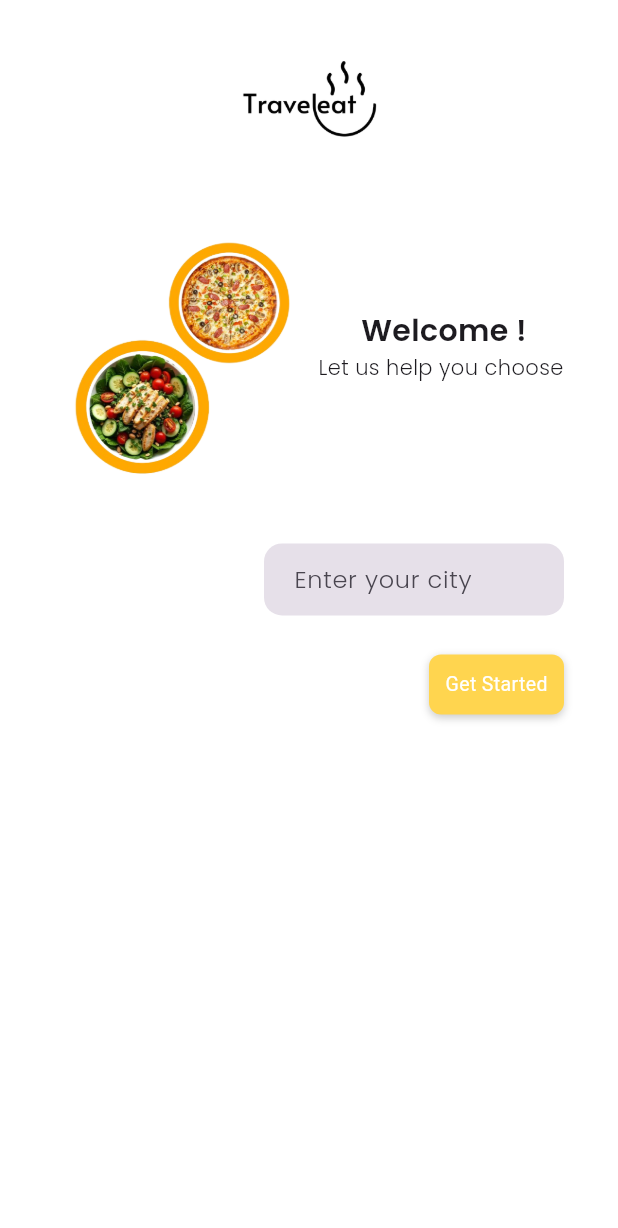
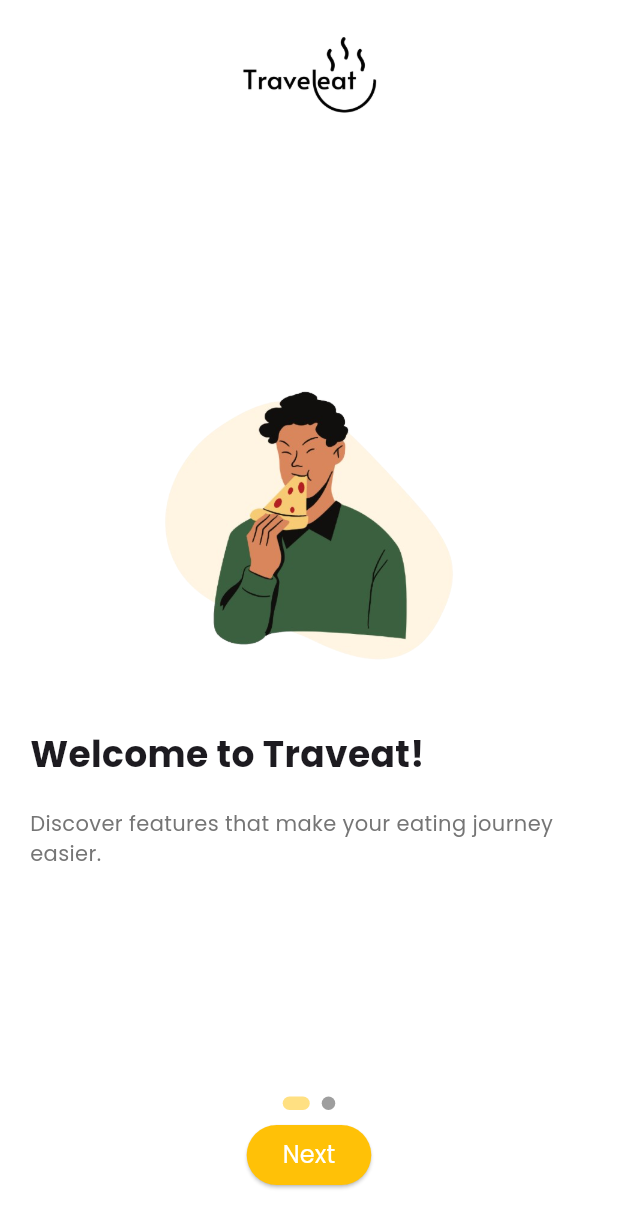
Before and after one commit to yawlive/damproject2, a Flutter app: the screen it shows after launch, on a phone screen of 412 x 824 dp. Shown: the top 1228 px of the screen. Run offline on Flutter 3.47's test engine with Material 3 defaults, Android fonts, the phone set to English and light mode, and no system bars; drawn by our look-alikes of dots_indicator; our stand-ins replace carousel_slider, get, google_fonts, line_awesome_flutter.

Commit message:
rahmas update

```diff
--- /dev/null
+++ b/lib/OnboardingScreens.dart
@@ -0,0 +1,279 @@
+import 'package:flutter/material.dart';
+import 'package:dots_indicator/dots_indicator.dart';
+import 'package:google_fonts/google_fonts.dart';
+import 'package:http/http.dart' as http;
+import 'dart:convert';
+import 'navigation/BasePage.dart';
+
+class OnboardingScreens extends StatefulWidget {
+  const OnboardingScreens({super.key});
+
+  @override
+  State<OnboardingScreens> createState() => _OnboardingScreensState();
+}
+
+class _OnboardingScreensState extends State<OnboardingScreens> {
+  final PageController _pageController = PageController();
+  double currentPage = 0;
+  final TextEditingController _inputController = TextEditingController();
+  List restaurants = [];
+  String message = '';
+
+  @override
+  void initState() {
+    super.initState();
+    _pageController.addListener(() {
+      setState(() {
+        currentPage = _pageController.page ?? 0;
+      });
+    });
+  }
+
+  @override
+  void dispose() {
+    _pageController.dispose();
+    _inputController.dispose();
+    super.dispose();
+  }
+
+  String cleanRegionText(String rawText) {
+    return rawText
+        .trim()
+        .toLowerCase()
+        .replaceAll(RegExp(r'[^a-z\s]'), '');
+  }
+
+  Future<void> fetchRestaurants(String region) async {
+    var response = await http.get(
+        Uri.parse("http://192.168.56.1/damproject/getrestaurant.php?region=$region"));
+
+    if (response.statusCode == 200) {
+      final Map<String, dynamic> data = jsonDecode(response.body);
+      if (data['status'] == "success") {
+        setState(() {
+          message = '';
+          restaurants = data['data'];
+          print(restaurants);
+        });
+      } else {
+        setState(() {
+          message = data['message'] ?? 'An error occurred, please try again.';
+          print(message);
+        });
+      }
+    }
+  }
+
+  void _navigateToNextScreen() async {
+    if (currentPage < 1) {
+      _pageController.nextPage(
+        duration: const Duration(milliseconds: 300),
+        curve: Curves.easeInOut,
+      );
+    } else {
+      String region = cleanRegionText(_inputController.text);
+      await fetchRestaurants(region);
+      if (message == '') {
+        Navigator.pushReplacement(
+          context,
+          MaterialPageRoute(
+            builder: (context) => BasePage(
+              region: region,
+              restaurants: restaurants,
+            ),
+          ),
+        );
+      }
+    }
+  }
+
+  @override
+  Widget build(BuildContext context) {
+    return Scaffold(
+      backgroundColor: Colors.white,
+      body: Stack(
+        children: [
+          Column(
+            mainAxisAlignment: MainAxisAlignment.start,
+            children: [
+              Center(
+                child: Container(
+                  height: 100,
+                  width: 100,
+                  child: Center(
+                    child: Image.asset(
+                      'assets/images/traveleatlogo.png',
+                      fit: BoxFit.cover,
+                    ),
+                  ),
+                ),
+              ),
+            ],
+          ),
+          PageView(
+            controller: _pageController,
+            children: [
+              _buildPage(
+                "Welcome to Traveat!",
+                "Discover features that make your eating journey easier.",
+                'assets/images/onboarding.png',
+                true,
+              ),
+              _buildPage(
+                "Choose your City",
+                "     ",
+                'assets/images/algeriamap.png',
+                false,
+              ),
+            ],
+          ),
+
+          if (currentPage >= 1)
+            Positioned(
+              bottom: 150,
+              left: 0,
+              right: 0,
+              child: Column(
+                children: [
+                  if (message.isNotEmpty)
+                    Text(
+                      message,
+                      style: GoogleFonts.poppins(
+                        textStyle: TextStyle(
+                          fontWeight: FontWeight.w300,
+                          color: Colors.red,
+                        ),
+                      ),
+                    ),
+                  SizedBox(height: 10),
+                  Container(
+                    margin: EdgeInsets.symmetric(horizontal: 20),
+                    height: 50,
+                    decoration: BoxDecoration(
+
+                    ),
+                    child: TextField(
+                      controller: _inputController,
+                      cursorColor: Colors.amber,
+                      decoration: InputDecoration(
+                        hintText: 'Enter your city',
+                        hintStyle: GoogleFonts.poppins(
+                          textStyle: TextStyle(
+                            fontWeight: FontWeight.w300,
+                          ),
+                        ),
+                        filled: true,
+                        fillColor: Colors.grey[50],
+                        enabledBorder: OutlineInputBorder(
+                          borderRadius: BorderRadius.circular(12),
+                          borderSide: BorderSide(
+                            color: Colors.amber[100]?? Colors.amber,
+                            width: 0.5,
+                          ),
+                        ),
+                        focusedBorder: OutlineInputBorder(
+                          borderRadius: BorderRadius.circular(12),
+                          borderSide: BorderSide(
+                            color: Colors.amber[100]?? Colors.amber,
+                            width: 1,
+                          ),
+                        ),
+                        contentPadding:
+                        EdgeInsets.symmetric(horizontal: 16, vertical: 8),
+                      ),
+                    ),
+                  ),
+                ],
+              ),
+            ),
+
+          Positioned(
+            bottom: 80,
+            left: 0,
+            right: 0,
+            child: Center(
+              child: DotsIndicator(
+                dotsCount: 2,
+                position: currentPage,
+                decorator: DotsDecorator(
+                  size: const Size.square(9.0),
+                  activeSize: const Size(18.0, 9.0),
+                  activeShape: RoundedRectangleBorder(
+                    borderRadius: BorderRadius.circular(5.0),
+                  ),
+                  activeColor: Colors.amber[200],
+                  spacing: const EdgeInsets.all(4),
+                ),
+              ),
+            ),
+          ),
+
+          Positioned(
+            bottom: 30,
+            left: 35,
+            right: 35,
+            child: Center(
+              child: ElevatedButton(
+                onPressed: _navigateToNextScreen,
+                style: ElevatedButton.styleFrom(
+                  backgroundColor: Colors.amber,
+                  shape: RoundedRectangleBorder(
+                    borderRadius: BorderRadius.circular(30),
+                  ),
+                ),
+                child: Text(
+                  currentPage < 1 ? "Next" : "Start",
+                  style: GoogleFonts.poppins(
+                    fontSize: 16,
+                    fontWeight: FontWeight.w400,
+                    color: Colors.white,
+                  ),
+                ),
+              ),
+            ),
+          ),
+        ],
+      ),
+    );
+  }
+
+  Widget _buildPage(String title, String subtitle, String imagePath, bool isFirstPage) {
+    return Padding(
+      padding: const EdgeInsets.all(20),
+      child: Column(
+        mainAxisAlignment: MainAxisAlignment.center,
+        crossAxisAlignment: CrossAxisAlignment.start,
+        children: [
+          Container(
+            decoration: BoxDecoration(
+                borderRadius: BorderRadius.circular(20)
+            ),
+            child: Center(
+              child: Image.asset(
+                imagePath,
+                height: 200,
+                fit: BoxFit.contain,
+              ),
+            ),
+          ),
+          const SizedBox(height: 40),
+          Text(
+            title,
+            style: GoogleFonts.poppins(
+              fontSize: 24,
+              fontWeight: FontWeight.bold,
+            ),
+          ),
+          const SizedBox(height: 20),
+          Text(
+            subtitle,
+            style: GoogleFonts.poppins(
+              fontSize: 14,
+              color: Colors.grey[600],
+            ),
+          ),
+        ],
+      ),
+    );
+  }
+}
--- a/lib/home/SplashScreen.dart
+++ b/lib/home/SplashScreen.dart
@@ -1,3 +1,4 @@
+import 'package:damproject/OnboardingScreens.dart';
 import 'package:flutter/material.dart';
 import 'dart:async';
 
@@ -16,7 +17,7 @@
     // Navigate to the HomePage after 3 seconds
     Timer(Duration(seconds: 2), () {
       Navigator.of(context).pushReplacement(
-        MaterialPageRoute(builder: (context) => GetStartedPage()),
+        MaterialPageRoute(builder: (context) => OnboardingScreens()),
       );
     });
   }
```
Also changed, not shown: assets/images/algeriamap.png (added), assets/images/onboarding.png (added).
